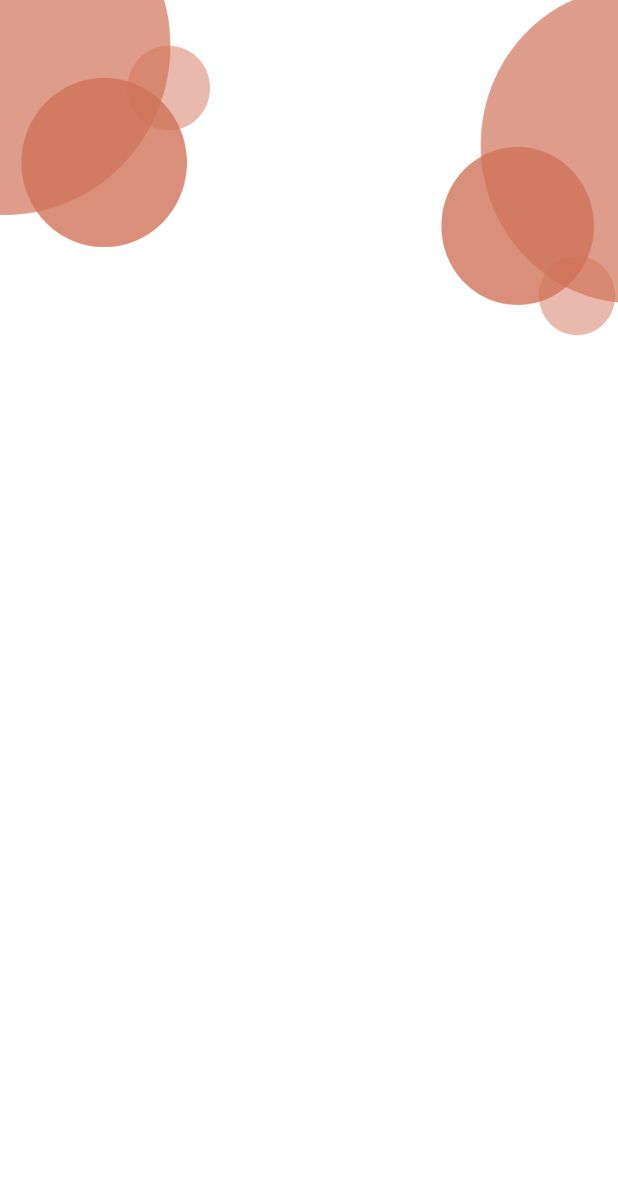
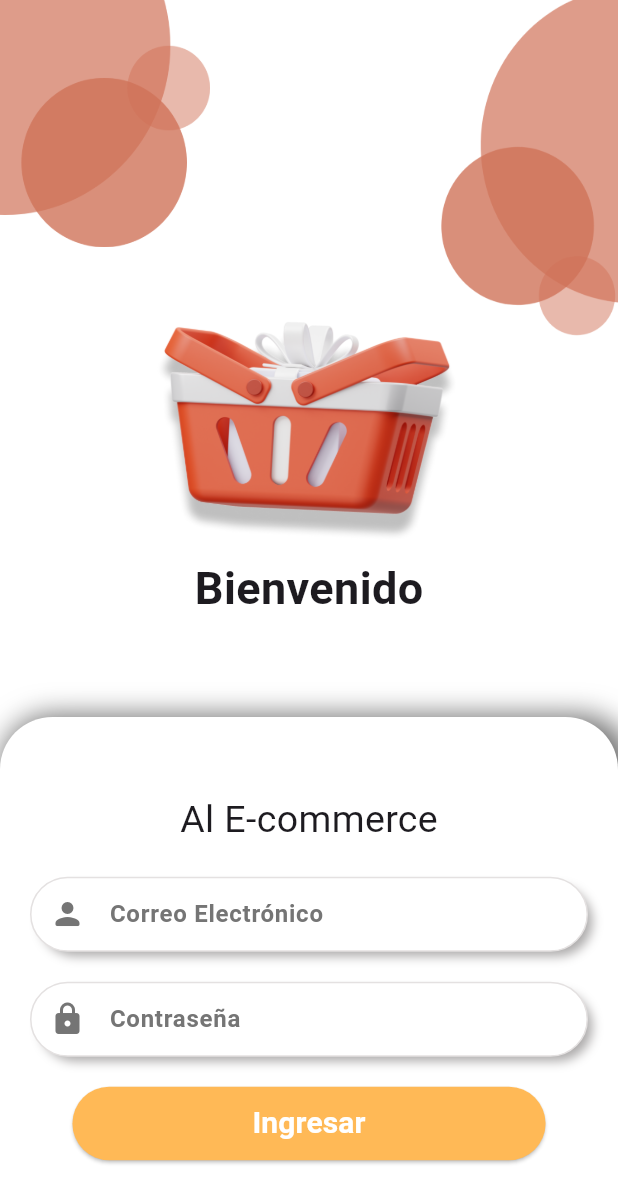
Before and after one commit to IngridFLG/Practica_Flutter, a Flutter app: the screen it shows after launch, on a phone screen of 412 x 824 dp. Shown: the top 1203 px of the screen. Run offline on Flutter 3.47's test engine with Material 2 defaults, Android fonts, the phone set to English and light mode, and no system bars.

Commit message:
se finalizo screen2

```diff
--- a/lib/presentation/screens/screen_2.dart
+++ b/lib/presentation/screens/screen_2.dart
@@ -10,10 +10,25 @@ class LoginScreen extends StatelessWidget {
       body: SafeArea(
         child: Container(
           color: Colors.white,
-          child: const Stack(
+          child: Stack(
             children: [
-              _Img1(),
-              _Img2()
+              const _Img1(),
+              const _Img2(),
+              const _Img3(),
+              Positioned(
+                top: MediaQuery.of(context).size.height * 0.45, // Ajusta este valor según lo que necesites
+                left: 0,
+                right: 0,
+                child: const Center(
+                  child: Text(
+                    'Bienvenido',
+                    style: TextStyle(
+                      fontSize: 30,
+                      fontWeight: FontWeight.bold
+                    ),)
+                ),
+              ),
+              const _Login()
             ],
           ),
         ),
@@ -65,3 +80,156 @@ class _Img2 extends StatelessWidget {
     );
   }
 }
+
+
+class _Img3 extends StatelessWidget {
+  const _Img3();
+
+  @override
+  Widget build(BuildContext context) {
+    final media = MediaQuery.of(context).size;
+    return Positioned(
+      top: media.height*0.22,
+      left: (media.width - media.width*0.7) /2,
+
+      child: SizedBox(
+        width: media.width * 0.7,
+        height: media.width * 0.5,
+        child: Image.asset('assets/img/iconLogin.png',
+        fit: BoxFit.fill,
+        )
+      )
+    );
+  }
+}
+
+
+class _Login extends StatelessWidget {
+  const _Login();
+
+  @override
+  Widget build(BuildContext context) {
+    final media = MediaQuery.of(context).size;
+    return Align(
+      alignment: Alignment.bottomCenter,
+      child: Container(
+        width: media.width,
+        height: media.height * 0.42 ,
+        decoration: const BoxDecoration(
+          color: Colors.white,
+          borderRadius: BorderRadius.only(
+            topLeft: Radius.circular(35),
+            topRight: Radius.circular(35)
+          ),
+          boxShadow: [
+            BoxShadow(
+              color: Color.fromARGB(153, 17, 17, 17),
+              blurRadius: 15,
+              spreadRadius: 4,
+              offset: Offset(5, 3)
+            )
+          ]
+        ),
+        child: const _InputsLogin(),
+      ),
+    );
+  }
+}
+
+class _InputsLogin extends StatelessWidget {
+  const _InputsLogin();
+
+  @override
+  Widget build(BuildContext context) {
+
+    final media = MediaQuery.of(context).size;
+
+    return Padding(
+      padding: const EdgeInsets.all(20),
+      child: Column(
+        mainAxisAlignment: MainAxisAlignment.center,
+        children: [
+          const Text(
+            'Al E-commerce',
+            style: TextStyle(
+              fontSize: 25
+            ),
+          ),
+          const SizedBox(height: 20),
+          Container(
+            decoration: BoxDecoration(
+              color: Colors.white,
+              border: Border.all(
+                color: const Color.fromARGB(255, 228, 225, 225)
+              ),
+              borderRadius: BorderRadius.circular(30),
+              boxShadow: const [
+                BoxShadow(
+                  color: Color.fromARGB(166, 128, 125, 125),
+                  blurRadius: 5,
+                  spreadRadius: -2,
+                  offset: Offset(5, 5)
+                )
+              ]
+            ),
+
+            child: TextField(
+              decoration: InputDecoration(
+                labelText: 'Correo Electrónico',
+                contentPadding: const EdgeInsets.symmetric(vertical: 10),
+                labelStyle: TextStyle(color: Colors.grey[600], fontWeight: FontWeight.bold),
+                border: OutlineInputBorder(
+                  borderRadius: BorderRadius.circular(60),
+                  borderSide: BorderSide.none
+                ),
+                prefixIcon: Icon(Icons.person_rounded, color: Colors.grey[600],),
+              ),
+            ),
+          ),
+          const SizedBox(height: 20,),
+          Container(
+            decoration: BoxDecoration(
+              color: Colors.white,
+              border: Border.all(
+                color: const Color.fromARGB(255, 228, 225, 225)
+              ),
+              borderRadius: BorderRadius.circular(30),
+              boxShadow: const [
+                BoxShadow(
+                  color: Color.fromARGB(166, 128, 125, 125),
+                  blurRadius: 5,
+                  spreadRadius: -2,
+                  offset: Offset(5, 5)
+                )
+              ]
+            ),
+            child: TextField(
+              decoration: InputDecoration(
+                labelText: 'Contraseña',
+                contentPadding: const EdgeInsets.symmetric(vertical: 10),
+                labelStyle: TextStyle(color: Colors.grey[600], fontWeight: FontWeight.bold),
+                border: OutlineInputBorder(
+                  borderRadius: BorderRadius.circular(60),
+                  borderSide: BorderSide.none
+
+                ),
+                prefixIcon: Icon(Icons.lock_rounded, color: Colors.grey[600],),
+              ),
+              obscureText: true,
+            ),
+          ),
+          const SizedBox(height: 20),
+          ElevatedButton(
+            onPressed: () {},
+            style: ElevatedButton.styleFrom(
+              backgroundColor: const Color(0XFFFFB956),
+              padding: const EdgeInsets.symmetric(horizontal: 120, vertical: 10)
+
+            ),
+            child: const Text('Ingresar' ,style: TextStyle(color: Colors.white, fontWeight: FontWeight.bold, fontSize: 20),)
+            )
+        ],
+      )
+    );
+  }
+}
```
